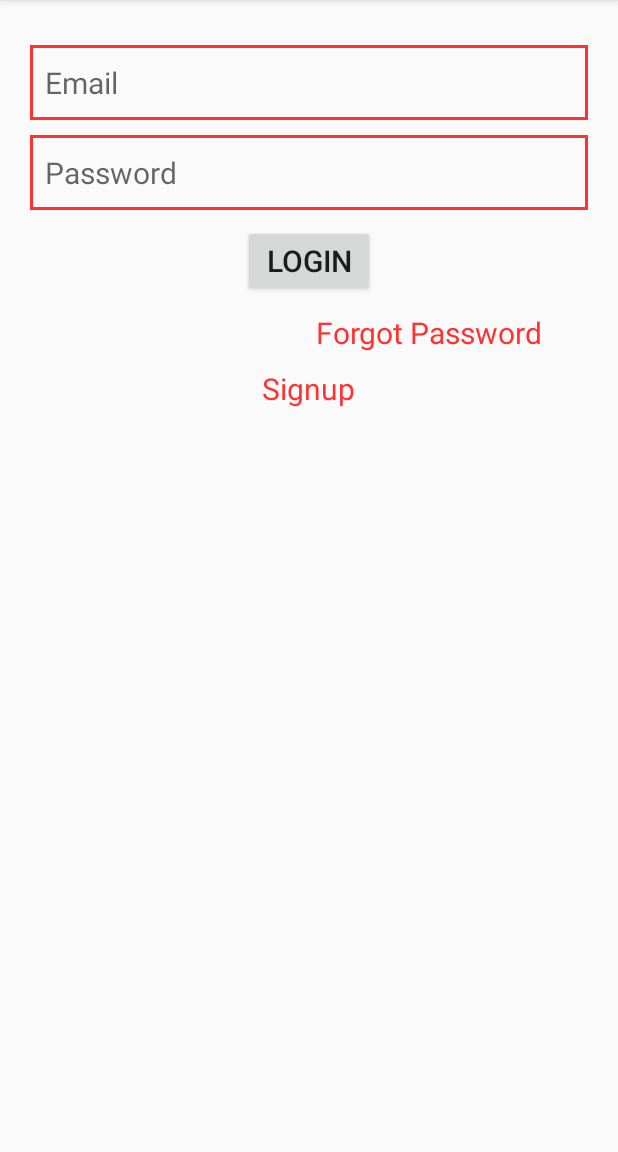
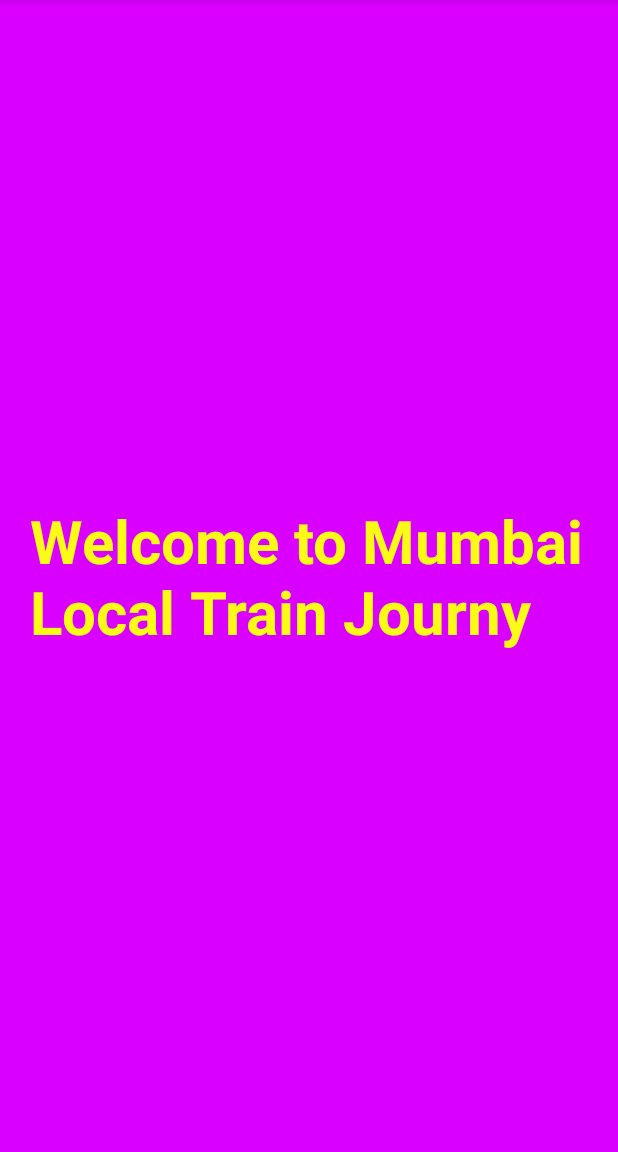
Before and after one commit to amar-rakhpasre/FinalYearProject, an Android app: the first screen one second after launch (Login_Activity before the commit, WallcomeActivity01 after it), on a phone screen of 412 x 824 dp, the part 84-1236 px from its top. Run offline under Robolectric (Android 15) with nearby library versions, the phone set to English and light mode, and no system bars.

Commit message:
new change:- spalsh scren adding

```diff
--- /dev/null
+++ b/app/src/main/java/com/example/finalyearproject/java/WallcomeActivity01.java
@@ -0,0 +1,29 @@
+package com.example.finalyearproject.java;
+
+import androidx.appcompat.app.AppCompatActivity;
+
+import android.content.Intent;
+import android.os.Bundle;
+import android.os.Handler;
+
+import com.example.finalyearproject.R;
+
+public class WallcomeActivity01 extends AppCompatActivity {
+
+    @Override
+    protected void onCreate(Bundle savedInstanceState) {
+        super.onCreate(savedInstanceState);
+        setContentView(R.layout.activity_wallcome01);
+
+        Intent nextLog = new Intent(WallcomeActivity01.this, Login_Activity.class);
+        new Handler().postDelayed(new Runnable() {
+            @Override
+            public void run() {
+
+                startActivity(nextLog);
+                finish();
+            }
+        },4000);
+
+    }
+}
--- a/app/src/main/java/com/example/finalyearproject/java/Wellcome_Activity.java
+++ /dev/null
@@ -1,6 +0,0 @@
-package com.example.finalyearproject.java;
-
-import android.app.Activity;
-
-public class Wellcome_Activity extends Activity {
-}
--- /dev/null
+++ b/app/src/main/res/layout/activity_wallcome01.xml
@@ -0,0 +1,23 @@
+<?xml version="1.0" encoding="utf-8"?>
+<LinearLayout
+    xmlns:android="http://schemas.android.com/apk/res/android"
+    xmlns:app="http://schemas.android.com/apk/res-auto"
+    xmlns:tools="http://schemas.android.com/tools"
+    android:layout_width="match_parent"
+    android:layout_height="match_parent"
+    android:gravity="center"
+    android:background="@color/well01"
+    tools:context=".java.WallcomeActivity01">
+
+    <TextView
+        android:layout_width="wrap_content"
+        android:layout_height="wrap_content"
+        android:text="Welcome to Mumbai Local Train Journy"
+        android:textStyle="bold"
+        android:textColor="@color/welcome"
+        android:layout_marginLeft="20dp"
+        android:textSize="40dp"/>
+
+
+
+</LinearLayout>
--- a/app/src/main/res/layout/activity_welcome.xml
+++ /dev/null
@@ -1,6 +0,0 @@
-<?xml version="1.0" encoding="utf-8"?>
-<androidx.constraintlayout.widget.ConstraintLayout xmlns:android="http://schemas.android.com/apk/res/android"
-    android:layout_width="match_parent"
-    android:layout_height="match_parent">
-
-</androidx.constraintlayout.widget.ConstraintLayout>
--- a/app/src/main/res/values/colors.xml
+++ b/app/src/main/res/values/colors.xml
@@ -3,4 +3,6 @@
     <color name="black">#FF000000</color>
     <color name="white">#FFFFFFFF</color>
     <color name="red">#ff3131</color>
+    <color name="well01">#DA00FF</color>
+    <color name="welcome">#FBFB17</color>
 </resources>
```
Also changed, not shown: app/src/main/AndroidManifest.xml (+14 -10 lines), app/src/main/java/com/example/finalyearproject/java/WelcomeActivity.java (deleted, +0 -14 lines).
